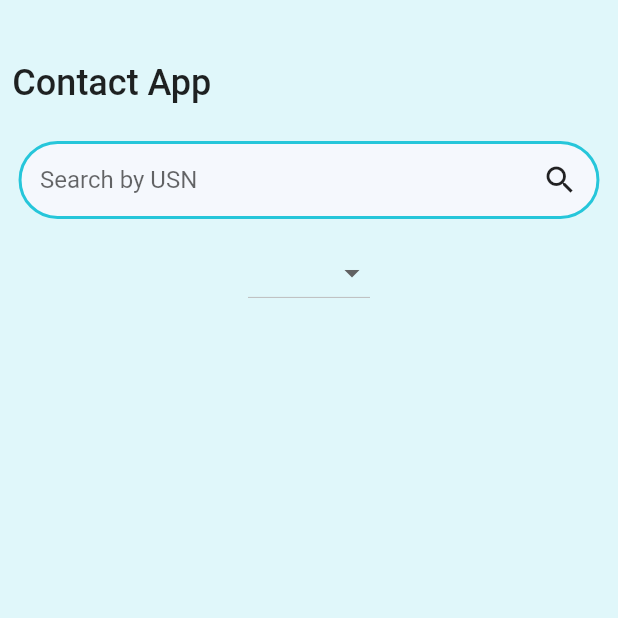
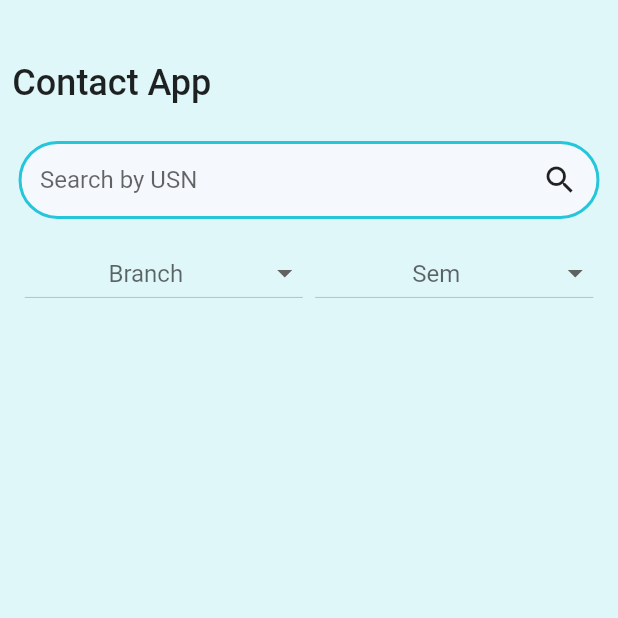
Before and after one commit to yukthi14/student_contact, a Flutter app: the screen it shows after launch, on a phone screen of 412 x 824 dp, the top half of it. Run offline on Flutter 3.47's test engine with Material 2 defaults, Android fonts, the phone set to English and light mode, and no system bars; our stand-ins replace sqflite; accounts and stored records are empty.

Commit message:
drop down button added

```diff
--- a/lib/FirstPage.dart
+++ b/lib/FirstPage.dart
@@ -1,5 +1,4 @@
 import 'package:flutter/material.dart';
-import 'package:snippet_coder_utils/FormHelper.dart';
 
 class FirstPage extends StatefulWidget {
   const FirstPage({Key? key}) : super(key: key);
@@ -9,18 +8,10 @@ class FirstPage extends StatefulWidget {
 }
 
 class _FirstPageState extends State<FirstPage> {
-  String selectedValue= "Branch";
-
-  List<DropdownMenuItem<String>> get dropdownItems{
-    List<DropdownMenuItem<String>> menuItems = [
-      const DropdownMenuItem(value: "USA", child: Text("USA")),
-      const DropdownMenuItem(value: "Canada", child: Text("Canada")),
-      const DropdownMenuItem(value: "Brazil", child: Text("Brazil")),
-      const DropdownMenuItem(value: "England", child: Text("England")),
-    ];
-    return menuItems;
-  }
-
+  String? value;
+  String? value1;
+  final branch = ['ISE', 'CSE', 'ME', 'ECE', 'AI'];
+  final sem = ['1', '2', '3', '4', '5', '6', '7', '8'];
 
   @override
   Widget build(BuildContext context) {
@@ -31,10 +22,12 @@ class _FirstPageState extends State<FirstPage> {
           Row(
             children: [
               Padding(
-                padding:  EdgeInsets.only(top: MediaQuery.of(context).size.height*0.05,
-                  left: MediaQuery.of(context).size.height*0.01,),
+                padding: EdgeInsets.only(
+                  top: MediaQuery.of(context).size.height * 0.05,
+                  left: MediaQuery.of(context).size.height * 0.01,
+                ),
                 child: SizedBox(
-                  width: MediaQuery.of(context).size.width*0.5,
+                  width: MediaQuery.of(context).size.width * 0.5,
                   child: const Text(
                     "Contact App",
                     style: TextStyle(fontSize: 24, fontWeight: FontWeight.w500),
@@ -48,9 +41,14 @@ class _FirstPageState extends State<FirstPage> {
                 color: const Color(0xfff5f8fd),
                 borderRadius: BorderRadius.circular(30),
                 border: Border.all(width: 2, color: Colors.cyan.shade400)),
-            padding:  EdgeInsets.only(left: MediaQuery.of(context).size.width*0.03,right: MediaQuery.of(context).size.width*0.03),
-            margin:  EdgeInsets.only(
-                left: MediaQuery.of(context).size.width*0.03, top: MediaQuery.of(context).size.height*0.03, right: MediaQuery.of(context).size.width*0.03, bottom: MediaQuery.of(context).size.width*0.03),
+            padding: EdgeInsets.only(
+                left: MediaQuery.of(context).size.width * 0.03,
+                right: MediaQuery.of(context).size.width * 0.03),
+            margin: EdgeInsets.only(
+                left: MediaQuery.of(context).size.width * 0.03,
+                top: MediaQuery.of(context).size.height * 0.03,
+                right: MediaQuery.of(context).size.width * 0.03,
+                bottom: MediaQuery.of(context).size.width * 0.03),
             child: Row(
               children: const <Widget>[
                 Expanded(
@@ -63,19 +61,47 @@ class _FirstPageState extends State<FirstPage> {
               ],
             ),
           ),
-          Container(
-            child: DropdownButton(
-                value: selectedValue,
-                items: dropdownItems,
-              onChanged: ( newValue){
-                setState(() {
-                  selectedValue = newValue!;
-                });
-              },
-            ),
+          Row(
+            children: [
+              Container(
+                width: MediaQuery.of(context).size.width * 0.45,
+                margin: EdgeInsets.only(
+                    left: MediaQuery.of(context).size.height * 0.02),
+                child: DropdownButton<String>(
+                  hint: const Center(child: Text("Branch")),
+                  isExpanded: true,
+                  value: value,
+                  items: branch.map(buildMenuItem).toList(),
+                  onChanged: (value) {
+                    setState(() {
+                      this.value = value!;
+                    });
+                  },
+                ),
+              ),
+              Container(
+                width: MediaQuery.of(context).size.width * 0.45,
+                margin: EdgeInsets.only(
+                    left: MediaQuery.of(context).size.height * 0.01),
+                child: DropdownButton<String>(
+                  hint: const Center(child: Text("Sem")),
+                  isExpanded: true,
+                  value: value1,
+                  items: sem.map(buildMenuItem).toList(),
+                  onChanged: (value) {
+                    setState(() {
+                      value1 = value!;
+                    });
+                  },
+                ),
+              ),
+            ],
           )
         ],
       ),
     );
   }
+
+  DropdownMenuItem<String> buildMenuItem(String item) =>
+      DropdownMenuItem(value: item, child: Text(item));
 }
--- a/pubspec.yaml
+++ b/pubspec.yaml
@@ -37,6 +37,10 @@ dependencies:
   # The following adds the Cupertino Icons font to your application.
   # Use with the CupertinoIcons class for iOS style icons.
   cupertino_icons: ^1.0.2
+  sqflite: ^2.2.2
+  path_provider: ^2.0.11
+  path: ^1.8.2
+
 
 dev_dependencies:
   flutter_test:
```
Also changed, not shown: lib/database/studentdb.dart (added, +69 -0 lines), pubspec.lock, 1 other file.
